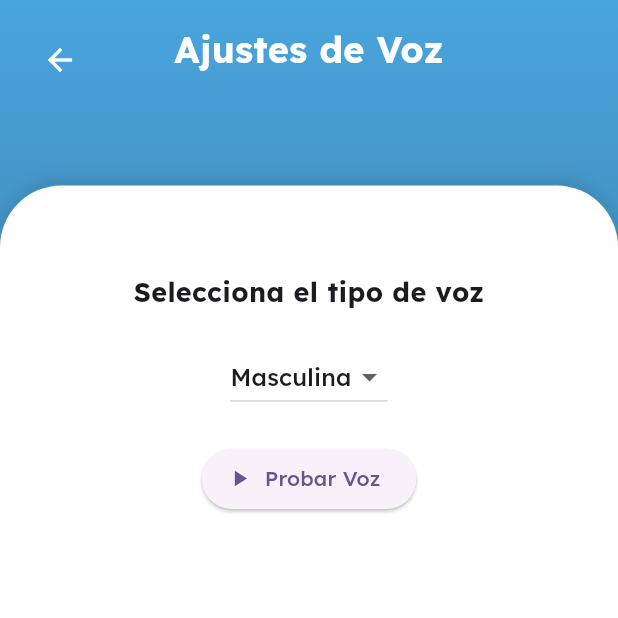
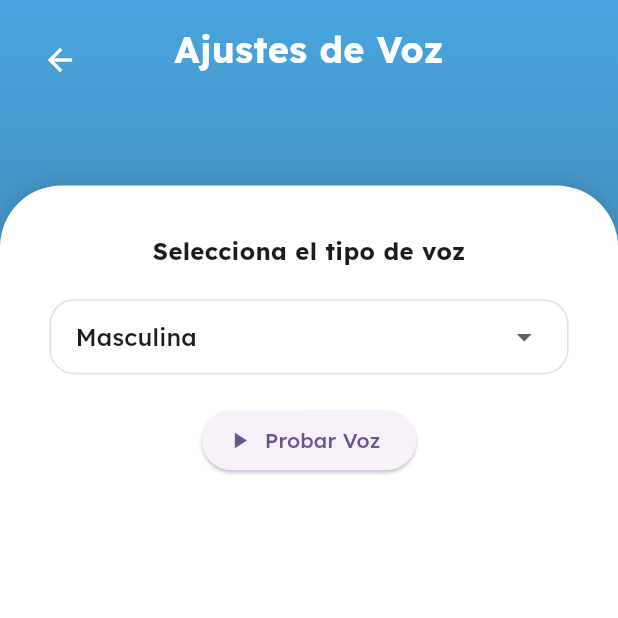
Before and after one commit to QuipuTalk/mobile, a Flutter app: the VoiceSettingsScreen screen opened directly, on a phone screen of 412 x 824 dp, the top half of it. Run offline on Flutter 3.47's test engine with Material 3 defaults, Android fonts, the light colour scheme and no system bars; our stand-ins replace camera, connectivity_plus, flutter_tts, permission_handler, shared_preferences, speech_to_text and 1 more; missing offline and left inert: video_trimmer; accounts and stored records are empty.

Commit message:
feat: voice_settings screen updated

```diff
--- a/lib/screens/settings/voice_settings_screen.dart
+++ b/lib/screens/settings/voice_settings_screen.dart
@@ -97,6 +97,8 @@ class _VoiceSettingsScreenState extends State<VoiceSettingsScreen> {
   Widget build(BuildContext context) {
     final size = MediaQuery.of(context).size;
 
+    // Calculamos dimensiones responsivas basadas en el tamaño de la pantalla
+
     return Scaffold(
       body: isLoading
           ? const Center(child: CircularProgressIndicator())
@@ -144,33 +146,42 @@ class _VoiceSettingsScreenState extends State<VoiceSettingsScreen> {
                 left: 0,
                 right: 0,
                 bottom: 0,
-                height: size.height * 0.85, // Increased from 0.7 to 0.85
+                height: size.height * 0.85,
                 child: RoundedCard(
-                  height: size.height * 0.85,
+                  height: size.height * 0.75,
                   radius: size.width * 0.1,
-                  child: Column(
-                    children: [
-                      // Added spacer at the top
-                      SizedBox(height: size.height * 0.05),
-                      Expanded(
-                        child: SingleChildScrollView(
+                  child: Padding(
                     padding: EdgeInsets.symmetric(
                       horizontal: size.width * 0.08,
-                            vertical: size.height * 0.02,
+                      vertical: size.height * 0.04,
                     ),
                     child: Column(
-                            mainAxisAlignment: MainAxisAlignment.center,
+/*                      mainAxisAlignment: MainAxisAlignment.center,*/
                       children: [
                         const Text(
                           'Selecciona el tipo de voz',
                           style: TextStyle(
-                                    fontSize: 18,
-                                    fontWeight: FontWeight.bold
+                            fontSize: 16,
+                            fontWeight: FontWeight.bold,
                           ),
                         ),
                         const SizedBox(height: 20),
-                              DropdownButton<String>(
+                        Container(
+                          padding: EdgeInsets.symmetric(
+                            horizontal: size.width * 0.04,
+                          ),
+                          decoration: BoxDecoration(
+                            borderRadius: BorderRadius.circular(size.width * 0.04),
+                            border: Border.all(
+                              color: Colors.grey.shade300,
+                              width: 1,
+                            ),
+                          ),
+                          child: DropdownButtonHideUnderline(
+                            child: DropdownButton<String>(
                               value: selectedVoiceName,
+                              isExpanded: true,
+                              icon: const Icon(Icons.arrow_drop_down),
                               items: predefinedVoices.map((voice) {
                                 return DropdownMenuItem<String>(
                                   value: voice['name'],
@@ -185,21 +196,20 @@ class _VoiceSettingsScreenState extends State<VoiceSettingsScreen> {
                                 });
                               },
                             ),
+                          ),
+                        ),
                         const SizedBox(height: 20),
                         ElevatedButton.icon(
                           onPressed: _playTestVoice,
                           icon: Icon(
-                                    isPlaying ? Icons.stop : Icons.play_arrow
+                            isPlaying ? Icons.stop : Icons.play_arrow,
                           ),
                           label: Text(
-                                    isPlaying ? 'Detener' : 'Probar Voz'
+                            isPlaying ? 'Detener' : 'Probar Voz',
                           ),
                         ),
                       ],
                     ),
-                        ),
-                      ),
-                    ],
                   ),
                 ),
               ),
```
Lines whose indentation alone changed are shown as unchanged.
